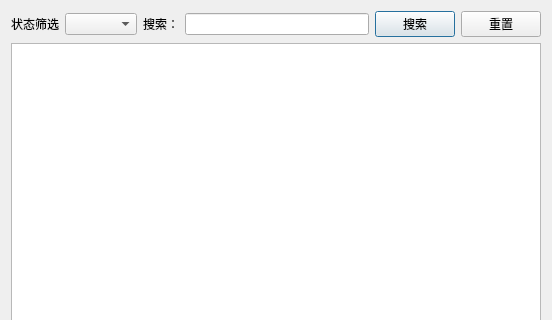
Above: BookManagementSystem/borrowdialog.ui from Jerryrisis/QtCourse before the change; both pictures show x 0 to 552 and y 0 to 320 of the 552 by 464 pixel window. Below: the same form after it.
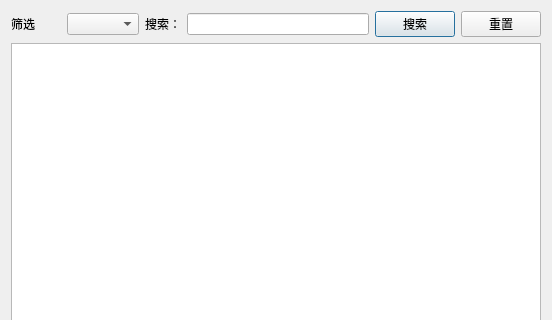
That is the form after the change.

Diff of the .ui file:
```diff
--- a/BookManagementSystem/borrowdialog.ui
+++ b/BookManagementSystem/borrowdialog.ui
@@ -18,8 +18,14 @@
     <layout class="QHBoxLayout" name="horizontalLayout">
      <item>
       <widget class="QLabel" name="label">
+       <property name="minimumSize">
+        <size>
+         <width>50</width>
+         <height>0</height>
+        </size>
+       </property>
        <property name="text">
-        <string>状态筛选</string>
+        <string>筛选</string>
        </property>
       </widget>
      </item>
```
